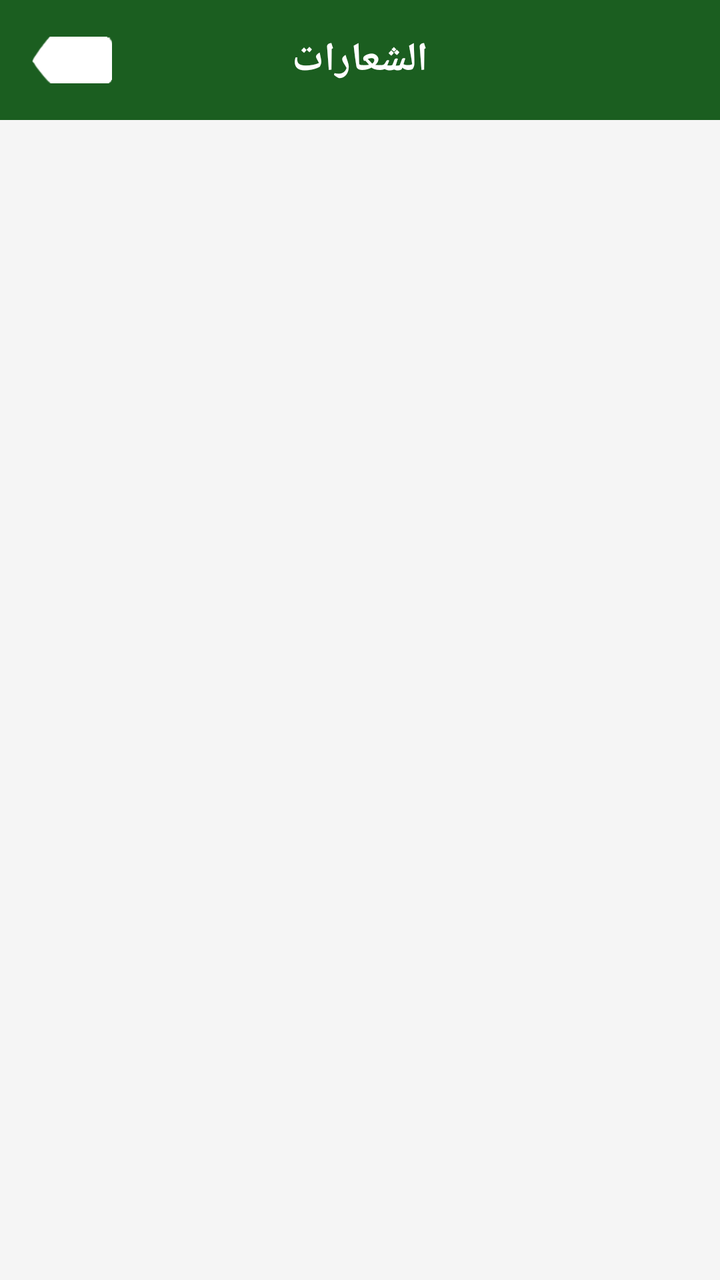
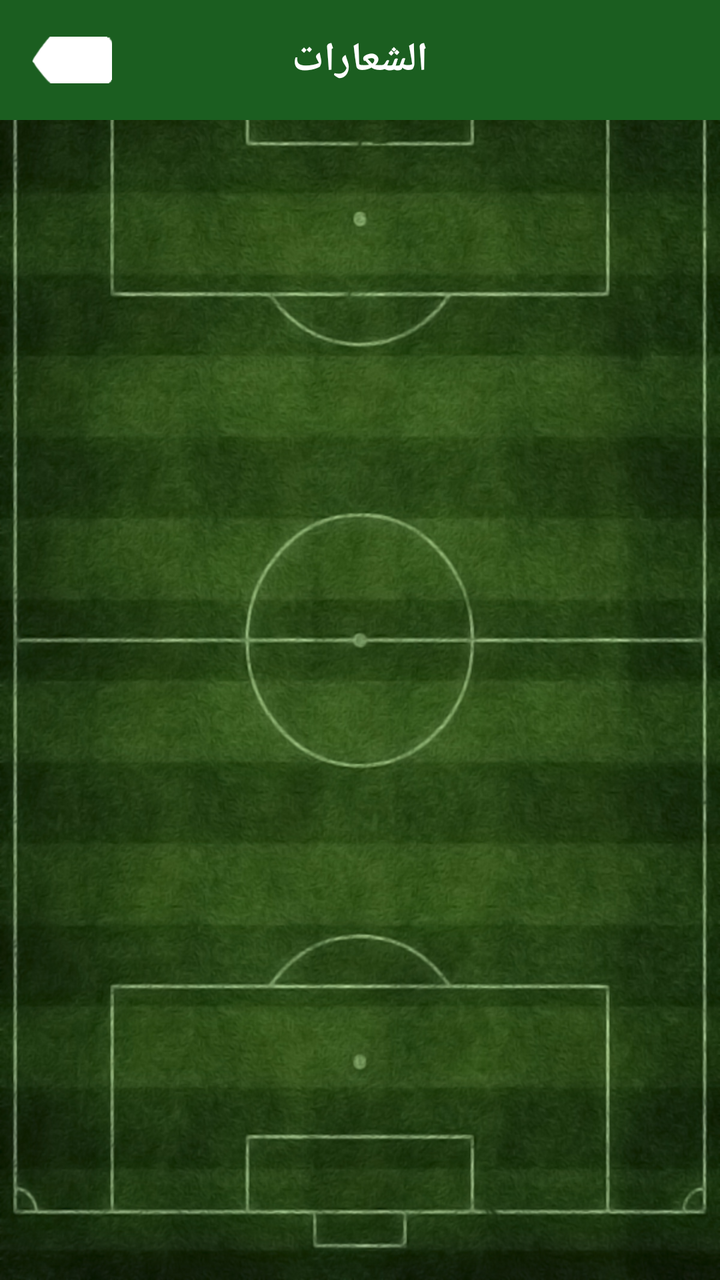

Before-and-after screenshots of an Android layout around one commit, followed by the original layout XML and the change that was made.
<!-- AndroidManifest.xml: application theme Theme.Football2 -->
<!-- res/layout/activity_logos.xml -->
<?xml version="1.0" encoding="utf-8"?>
<layout xmlns:android="http://schemas.android.com/apk/res/android">

<androidx.constraintlayout.widget.ConstraintLayout
    xmlns:app="http://schemas.android.com/apk/res-auto"
    xmlns:tools="http://schemas.android.com/tools"
    android:layout_width="match_parent"
    android:layout_height="match_parent"
    android:background="#F5F5F5">

    <RelativeLayout
        android:id="@+id/layoutHeader"
        android:layout_width="match_parent"
        android:layout_height="60dp"
        android:background="#1B5E20"
        android:paddingHorizontal="16dp"
        app:layout_constraintTop_toTopOf="parent"
        app:layout_constraintStart_toStartOf="parent"
        app:layout_constraintEnd_toEndOf="parent">

        <ImageView
            android:id="@+id/btnBack"
            android:layout_width="40dp"
            android:layout_height="40dp"
            android:layout_alignParentStart="true"
            android:layout_centerVertical="true"
            android:background="?attr/selectableItemBackgroundBorderless"
            android:clickable="true"
            android:focusable="true"
            android:src="@drawable/back"
            app:tint="#FFFFFF"
            tools:ignore="ContentDescription" />

        <TextView
            android:id="@+id/tvLevelTitle"
            android:layout_width="wrap_content"
            android:layout_height="wrap_content"
            android:layout_centerInParent="true"
            android:text="الشعارات"
            android:textColor="#FFFFFF"
            android:textSize="20sp"
            android:textStyle="bold" />

    </RelativeLayout>

    <androidx.recyclerview.widget.RecyclerView
        android:id="@+id/rvLogosGrid"
        android:layout_width="0dp"
        android:layout_height="0dp"
        android:clipToPadding="false"
        android:padding="8dp"
        app:layoutManager="androidx.recyclerview.widget.GridLayoutManager"
        app:spanCount="3"
        tools:listitem="@layout/item_logo"
        app:layout_constraintTop_toBottomOf="@id/layoutHeader"
        app:layout_constraintBottom_toBottomOf="parent"
        app:layout_constraintStart_toStartOf="parent"
        app:layout_constraintEnd_toEndOf="parent" />

    <ProgressBar
        android:id="@+id/progressBarLogos"
        android:layout_width="wrap_content"
        android:layout_height="wrap_content"
        android:visibility="gone"
        android:theme="@style/Widget.AppCompat.ProgressBar"
        app:layout_constraintTop_toTopOf="parent"
        app:layout_constraintBottom_toBottomOf="parent"
        app:layout_constraintStart_toStartOf="parent"
        app:layout_constraintEnd_toEndOf="parent"
        tools:visibility="visible" />

</androidx.constraintlayout.widget.ConstraintLayout>
</layout>
<!-- res/layout/item_logo.xml (included above) -->
<?xml version="1.0" encoding="utf-8"?>
<layout xmlns:tools="http://schemas.android.com/tools"
    xmlns:android="http://schemas.android.com/apk/res/android"
    xmlns:app="http://schemas.android.com/apk/res-auto">

    
    <androidx.constraintlayout.widget.ConstraintLayout
        android:layout_width="wrap_content"
        android:layout_height="wrap_content"
        android:padding="8dp"
        android:layout_gravity="center"
        android:background="@drawable/logo_grid_selector"> 

        
        <ImageView
            android:id="@+id/ivLogoImage"
            android:layout_width="55dp"
            android:layout_height="55dp"
            android:scaleType="fitCenter"
            app:layout_constraintTop_toTopOf="parent"
            app:layout_constraintBottom_toBottomOf="parent"
            app:layout_constraintStart_toStartOf="parent"
            app:layout_constraintEnd_toEndOf="parent" />

        
        <ImageView
            android:id="@+id/ivCheckSolved"
            android:layout_width="17dp"
            android:layout_height="17dp"
            android:src="@drawable/right"
            android:visibility="gone"
            android:scaleType="fitXY"
            app:layout_constraintTop_toTopOf="@id/ivLogoImage"
            app:layout_constraintStart_toEndOf="@id/ivLogoImage"
            android:layout_marginStart="-6dp"
            android:layout_marginTop="-2dp" />

    </androidx.constraintlayout.widget.ConstraintLayout>
</layout>
<!-- resources referenced by this layout -->
<resources>
  <!-- drawable back: png bitmap (drawable, 5973 bytes) -->
  <!-- drawable logo_grid_selector (drawable) -->
  <?xml version="1.0" encoding="utf-8"?>
  <selector xmlns:android="http://schemas.android.com/apk/res/android">
  
      <item android:state_pressed="true"><shape>
              <solid android:color="#45000000" />
  
              <corners android:radius="20dp"></corners>
  
              <padding android:bottom="5dp" android:left="5dp" android:right="5dp" android:top="5dp" />
          </shape></item>
  
  </selector>
  <!-- drawable right: png bitmap (drawable, 2174 bytes) -->
  <style name="Theme.Football2" parent="Base.Theme.Football2" />
  <style name="Base.Theme.Football2" parent="Theme.Material3.DayNight.NoActionBar">
          
          
      </style>
</resources>

<!-- the commit's change to res/layout/activity_logos.xml (unified diff, before → after) -->
@@ -6,7 +6,7 @@
     xmlns:tools="http://schemas.android.com/tools"
     android:layout_width="match_parent"
     android:layout_height="match_parent"
-    android:background="#F5F5F5">
+    android:background="@drawable/field">
 
     <RelativeLayout
         android:id="@+id/layoutHeader"
<!-- resource entries referenced after the edit -->
@@ -1,6 +1,7 @@
 <!-- resources referenced by this layout -->
 <resources>
   <!-- drawable back: png bitmap (drawable, 5973 bytes) -->
+  <!-- drawable field: jpg bitmap (drawable, 332757 bytes) -->
   <!-- drawable logo_grid_selector (drawable) -->
   <?xml version="1.0" encoding="utf-8"?>
   <selector xmlns:android="http://schemas.android.com/apk/res/android">
